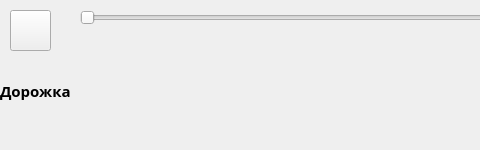
First picture: the form in video-editor/editorwidget.ui, repository moevm/gui-1h2017-17, before the edit; both pictures show x 0 to 480 and y 0 to 150 of the 940 by 150 pixel window.
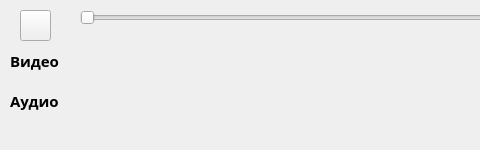
Second picture: the form after the edit.

Commit message: Добавлена отдельная дорожка для аудио

```diff
--- a/video-editor/editorwidget.ui
+++ b/video-editor/editorwidget.ui
@@ -61,8 +61,8 @@
   <widget class="QLabel" name="label">
    <property name="geometry">
     <rect>
-     <x>0</x>
-     <y>70</y>
+     <x>10</x>
+     <y>40</y>
      <width>71</width>
      <height>41</height>
     </rect>
@@ -76,22 +76,43 @@
     </font>
    </property>
    <property name="text">
-    <string>Дорожка</string>
+    <string>Видео</string>
    </property>
   </widget>
   <widget class="QPushButton" name="pushButton">
    <property name="geometry">
     <rect>
-     <x>10</x>
+     <x>20</x>
      <y>10</y>
-     <width>41</width>
-     <height>41</height>
+     <width>31</width>
+     <height>31</height>
     </rect>
    </property>
    <property name="text">
     <string/>
    </property>
   </widget>
+  <widget class="QLabel" name="label_2">
+   <property name="geometry">
+    <rect>
+     <x>10</x>
+     <y>80</y>
+     <width>71</width>
+     <height>41</height>
+    </rect>
+   </property>
+   <property name="font">
+    <font>
+     <family>Segoe UI Semibold</family>
+     <pointsize>11</pointsize>
+     <weight>75</weight>
+     <bold>true</bold>
+    </font>
+   </property>
+   <property name="text">
+    <string>Аудио</string>
+   </property>
+  </widget>
  </widget>
  <resources/>
  <connections/>
```
Left out of the diff: 11 changed lines with no effect on the pictures. The commit also changes 4 other files.
